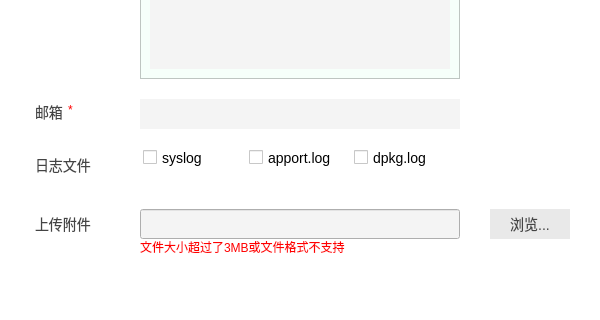
This is src/plugins/feedback/feedback.ui in ukui/ukui-sidebar as Qt 5 draws it before an edit; both pictures show x 0 to 600 and y 231 to 551 of the 600 by 917 pixel window. The edited form follows.
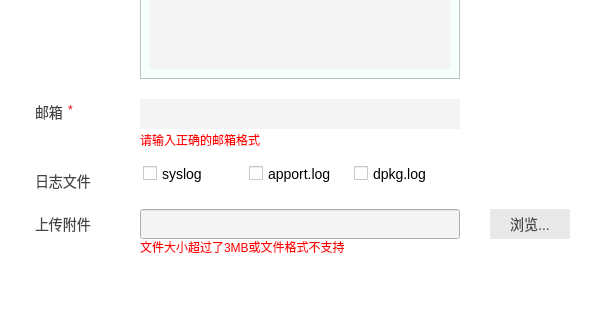
This is the edited form. Custom widgets are drawn as their Qt base class.

Commit message: 使用正则来判断邮箱格式

Diff of the .ui file:
```diff
--- a/src/plugins/feedback/feedback.ui
+++ b/src/plugins/feedback/feedback.ui
@@ -486,7 +486,7 @@
     <property name="geometry">
      <rect>
       <x>143</x>
-      <y>380</y>
+      <y>396</y>
       <width>311</width>
       <height>31</height>
      </rect>
@@ -535,7 +535,7 @@
     <property name="geometry">
      <rect>
       <x>35</x>
-      <y>384</y>
+      <y>400</y>
       <width>71</width>
       <height>23</height>
      </rect>
@@ -583,6 +583,28 @@
      <string>文件大小超过了3MB或文件格式不支持</string>
     </property>
    </widget>
+   <widget class="QLabel" name="errorMailMessage">
+    <property name="enabled">
+     <bool>true</bool>
+    </property>
+    <property name="geometry">
+     <rect>
+      <x>140</x>
+      <y>360</y>
+      <width>201</width>
+      <height>21</height>
+     </rect>
+    </property>
+    <property name="styleSheet">
+     <string notr="true">color:rgb(255,0,0)</string>
+    </property>
+    <property name="text">
+     <string>请输入正确的邮箱格式</string>
+    </property>
+    <property name="scaledContents">
+     <bool>true</bool>
+    </property>
+   </widget>
   </widget>
  </widget>
  <customwidgets>
```
The commit also changes 1 other file.
